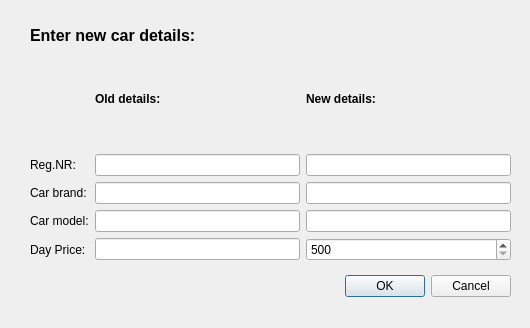
This is ShiftHappens_rentals/editcar_d.ui in AdamHazel/ShiftHappens as Qt 5 draws it before an edit. The edited form follows.
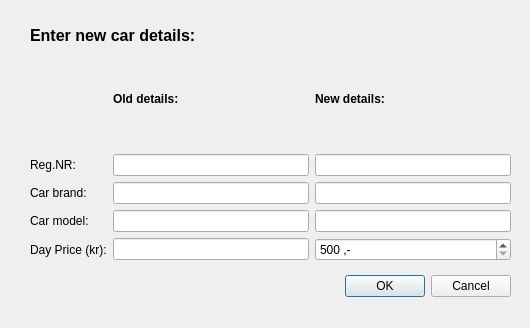
This is the edited form.

Diff of the .ui file:
```diff
--- a/ShiftHappens_rentals/editcar_d.ui
+++ b/ShiftHappens_rentals/editcar_d.ui
@@ -153,7 +153,7 @@
     <item row="4" column="0">
      <widget class="QLabel" name="label_7">
       <property name="text">
-       <string>Day Price:</string>
+       <string>Day Price (kr):</string>
       </property>
      </widget>
     </item>
@@ -162,6 +162,9 @@
       <property name="buttonSymbols">
        <enum>QAbstractSpinBox::UpDownArrows</enum>
       </property>
+      <property name="suffix">
+       <string> ,-</string>
+      </property>
       <property name="minimum">
        <number>500</number>
       </property>
```
